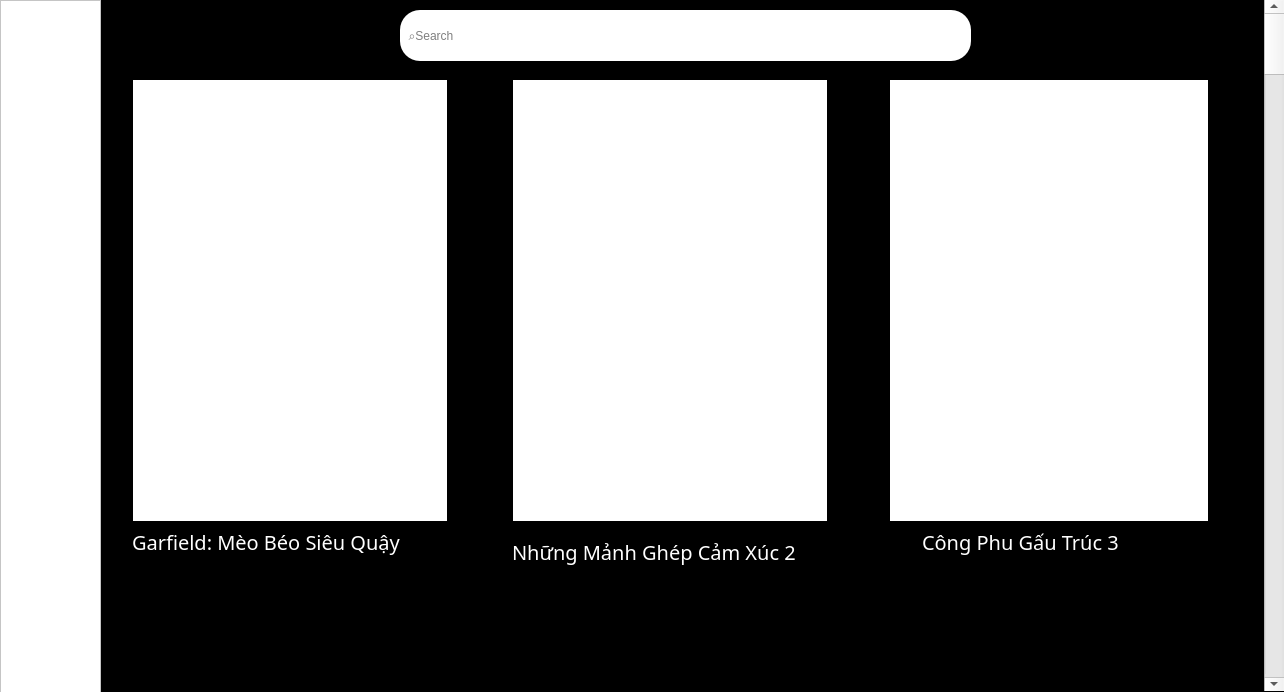
This is ui/item.ui in xbinh47/PTI_VinhPhat_HaoNan as Qt 5 draws it before an edit. The edited form follows.
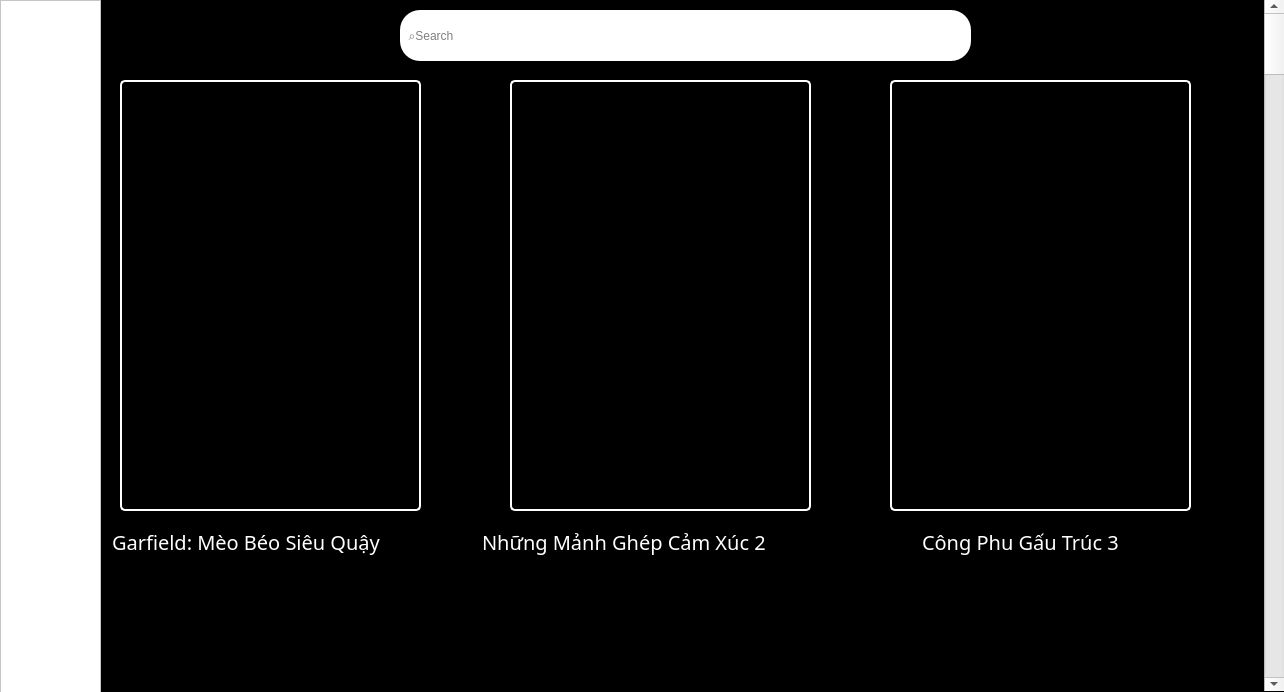
This is the edited form. The open tabs and pages were chosen to show the change. Icons and pictures are not drawn.

Diff of the .ui file:
```diff
--- a/ui/item.ui
+++ b/ui/item.ui
@@ -701,12 +701,16 @@
      <widget class="QLabel" name="label_2">
       <property name="geometry">
        <rect>
-        <x>40</x>
+        <x>20</x>
         <y>80</y>
         <width>301</width>
-        <height>441</height>
+        <height>431</height>
        </rect>
       </property>
+      <property name="styleSheet">
+       <string notr="true">border: 2px solid white;
+border-radius: 5px;</string>
+      </property>
       <property name="text">
        <string/>
       </property>
@@ -717,12 +721,19 @@
      <widget class="QLabel" name="label_3">
       <property name="geometry">
        <rect>
-        <x>420</x>
+        <x>410</x>
         <y>80</y>
         <width>301</width>
-        <height>441</height>
+        <height>431</height>
        </rect>
       </property>
+      <property name="autoFillBackground">
+       <bool>false</bool>
+      </property>
+      <property name="styleSheet">
+       <string notr="true">border: 2px solid white;
+border-radius: 5px;</string>
+      </property>
       <property name="text">
        <string/>
       </property>
@@ -733,12 +744,19 @@
      <widget class="QLabel" name="label_8">
       <property name="geometry">
        <rect>
-        <x>800</x>
+        <x>790</x>
         <y>80</y>
         <width>301</width>
-        <height>441</height>
+        <height>431</height>
        </rect>
       </property>
+      <property name="styleSheet">
+       <string notr="true">border: 2px solid white;
+border-radius: 5px;</string>
+      </property>
+      <property name="frameShape">
+       <enum>QFrame::Box</enum>
+      </property>
       <property name="text">
        <string/>
       </property>
@@ -762,7 +780,7 @@
      <widget class="QLineEdit" name="txt_name_2">
       <property name="geometry">
        <rect>
-        <x>30</x>
+        <x>10</x>
         <y>520</y>
         <width>341</width>
         <height>51</height>
@@ -796,9 +814,9 @@
      <widget class="QLineEdit" name="txt_name_3">
       <property name="geometry">
        <rect>
-        <x>410</x>
-        <y>520</y>
-        <width>351</width>
+        <x>380</x>
+        <y>510</y>
+        <width>431</width>
         <height>71</height>
        </rect>
       </property>
@@ -861,54 +879,6 @@
        <string>Username</string>
       </property>
      </widget>
-     <widget class="QLabel" name="label_10">
-      <property name="geometry">
-       <rect>
-        <x>33</x>
-        <y>80</y>
-        <width>314</width>
-        <height>441</height>
-       </rect>
-      </property>
-      <property name="styleSheet">
-       <string notr="true">background-color: rgb(255, 255, 255);</string>
-      </property>
-      <property name="text">
-       <string/>
-      </property>
-     </widget>
-     <widget class="QLabel" name="label_11">
-      <property name="geometry">
-       <rect>
-        <x>413</x>
-        <y>80</y>
-        <width>314</width>
-        <height>441</height>
-       </rect>
-      </property>
-      <property name="styleSheet">
-       <string notr="true">background-color: rgb(255, 255, 255);</string>
-      </property>
-      <property name="text">
-       <string/>
-      </property>
-     </widget>
-     <widget class="QLabel" name="label_12">
-      <property name="geometry">
-       <rect>
-        <x>790</x>
-        <y>80</y>
-        <width>318</width>
-        <height>441</height>
-       </rect>
-      </property>
-      <property name="styleSheet">
-       <string notr="true">background-color: rgb(255, 255, 255);</string>
-      </property>
-      <property name="text">
-       <string/>
-      </property>
-     </widget>
      <zorder>label_6</zorder>
      <zorder>lineEdit</zorder>
      <zorder>verticalScrollBar</zorder>
```
Left out of the diff: 118 changed lines with no effect on the pictures.
